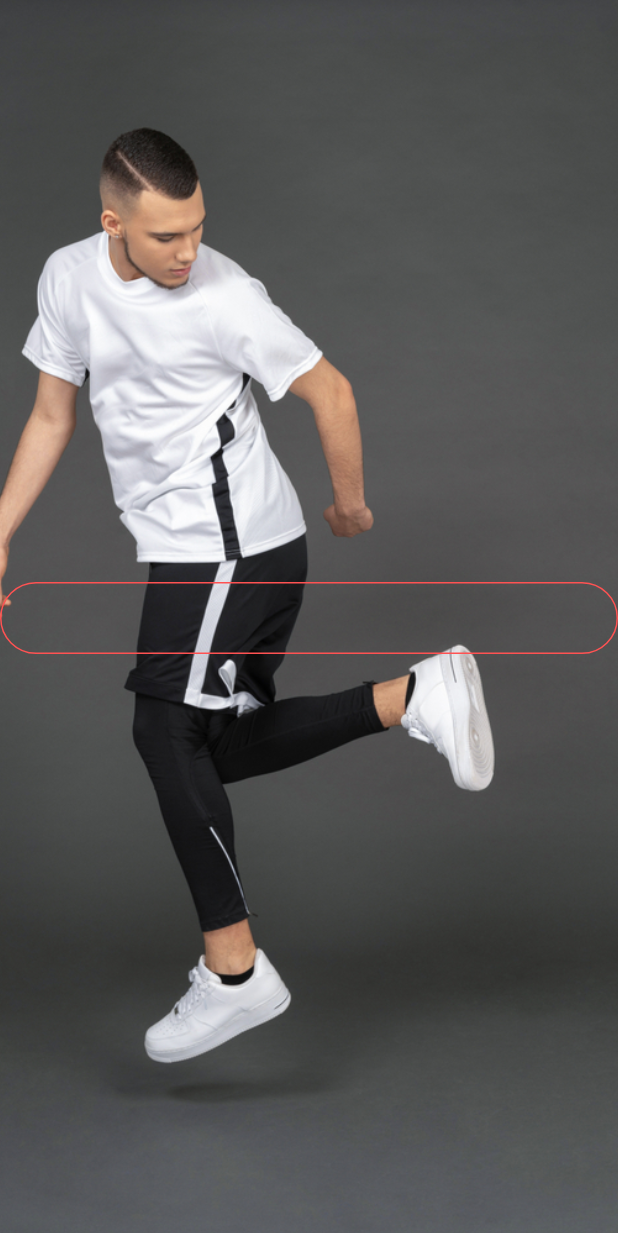
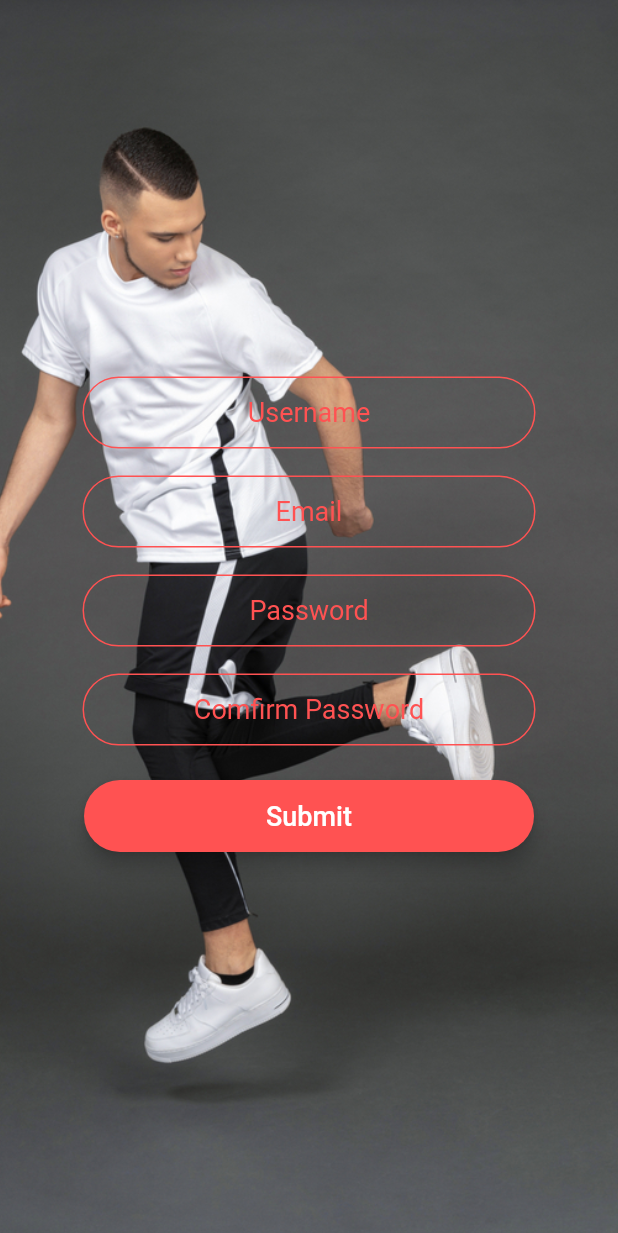
Before and after one commit to NatalmanNahm/chevie_flutter, a Flutter app: the RegistrationScreen screen opened by its route, on a phone screen of 412 x 824 dp. Shown: the top 1233 px of the screen. Run offline on Flutter 3.47's test engine with Material 2 defaults, Android fonts, the phone set to English and light mode, and no system bars; our stand-ins replace flutter_icons, google_fonts.

Commit message:
Added 3 more textfields with a button, and customized the textfield a bit.

```diff
--- a/lib/Components/rounded_button.dart
+++ b/lib/Components/rounded_button.dart
@@ -33,7 +33,7 @@ class RoundedButton extends StatelessWidget {
           height: 42.0,
           child: Text(
             buttonText,
-            style: TextStyle(color: Colors.white),
+            style: TextStyle(color: Colors.white, fontSize: 18.0),
           ),
         ),
       ),
--- a/lib/Screens/registration_screen.dart
+++ b/lib/Screens/registration_screen.dart
@@ -1,5 +1,6 @@
 import 'package:flutter/material.dart';
 import 'package:cheviefutter/constants.dart';
+import 'package:cheviefutter/Components/rounded_button.dart';
 
 class RegistrationScreen extends StatefulWidget {
 
@@ -14,16 +15,67 @@ class _RegistrationScreenState extends State<RegistrationScreen> {
     return Scaffold(
       body: Container(
         decoration: kBackgroundDecor,
+        child: Padding(
+          padding: const EdgeInsets.symmetric(horizontal: 55.0),
           child: Column(
             mainAxisAlignment: MainAxisAlignment.center,
             children: <Widget>[
               TextField(
+                style: kTextFieldStyle,
                 keyboardType: TextInputType.text,
                 textAlign: TextAlign.center,
+                cursorColor: Colors.white,
                 onChanged: (value){},
-              decoration: kTextFieldDecor,
-            )
+                decoration: kTextFieldDecor.copyWith(hintText: 'Username'),
+              ),
+
+              SizedBox(
+                height: 18.0
+              ),
+
+              TextField(
+                style: kTextFieldStyle,
+                keyboardType: TextInputType.emailAddress,
+                textAlign: TextAlign.center,
+                cursorColor: Colors.white,
+                onChanged: (value){},
+                decoration: kTextFieldDecor.copyWith(hintText: 'Email'),
+              ),
+
+              SizedBox(
+                  height: 18.0
+              ),
+
+              TextField(
+                style: kTextFieldStyle,
+                obscureText: true,
+                textAlign: TextAlign.center,
+                cursorColor: Colors.white,
+                onChanged: (value){},
+                decoration: kTextFieldDecor.copyWith(hintText: 'Password'),
+              ),
+
+              SizedBox(
+                  height: 18.0
+              ),
+
+              TextField(
+                style: kTextFieldStyle,
+                obscureText: true,
+                textAlign: TextAlign.center,
+                cursorColor: Colors.white,
+                onChanged: (value){},
+                decoration: kTextFieldDecor.copyWith(hintText: 'Comfirm Password'),
+              ),
+
+              SizedBox(
+                  height: 18.0
+              ),
+              RoundedButton(color: Colors.redAccent, buttonText: 'Submit',
+                  onPress: null, topRight: 30.0, topLeft: 30.0,
+                  bottomRight: 30.0, bottomLeft: 30.0)
             ],
+          ),
         ),
       ),
     );
--- a/lib/constants.dart
+++ b/lib/constants.dart
@@ -2,9 +2,10 @@ import 'package:flutter/material.dart';
 
 const kBackgroundDecor = BoxDecoration(image: DecorationImage(
   image: AssetImage('images/men.jpg'), fit: BoxFit.cover));
-
+final kTextFieldStyle = TextStyle(fontSize: 18.0, color: Colors.white);
 const kTextFieldDecor = InputDecoration(
   hintText: '',
+  hintStyle: TextStyle(color: Colors.redAccent),
   contentPadding: EdgeInsets.symmetric(vertical: 10.0, horizontal: 20.0),
   border: OutlineInputBorder(
     borderRadius: BorderRadius.all(Radius.circular(30.0)),
```
Lines whose indentation alone changed are shown as unchanged.
